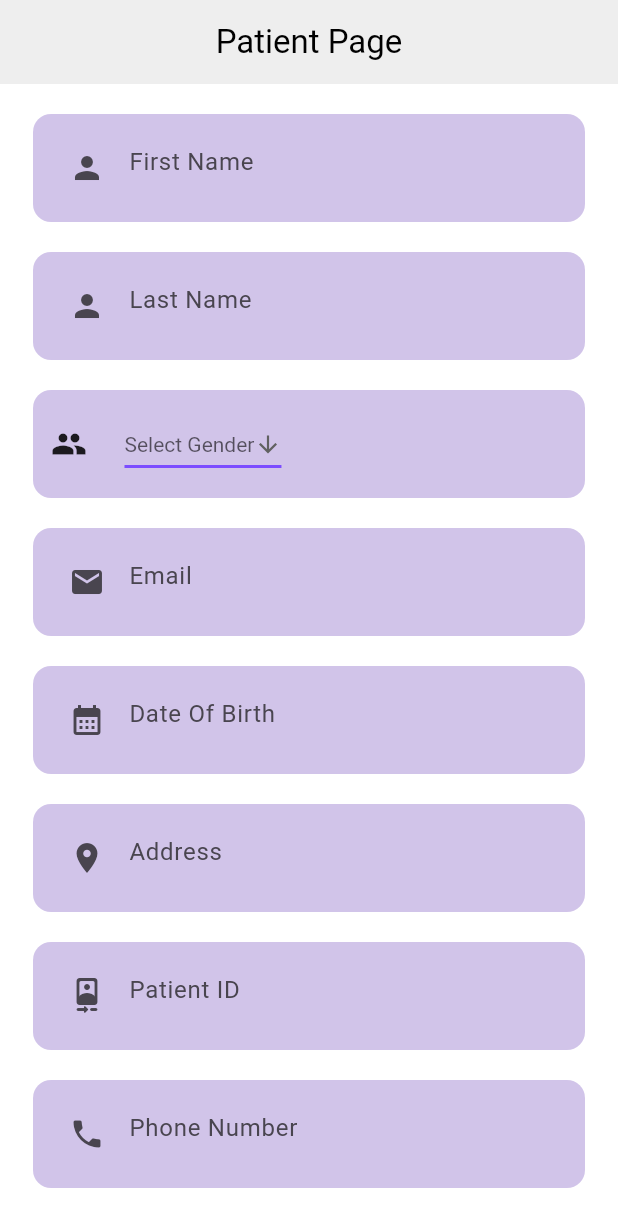
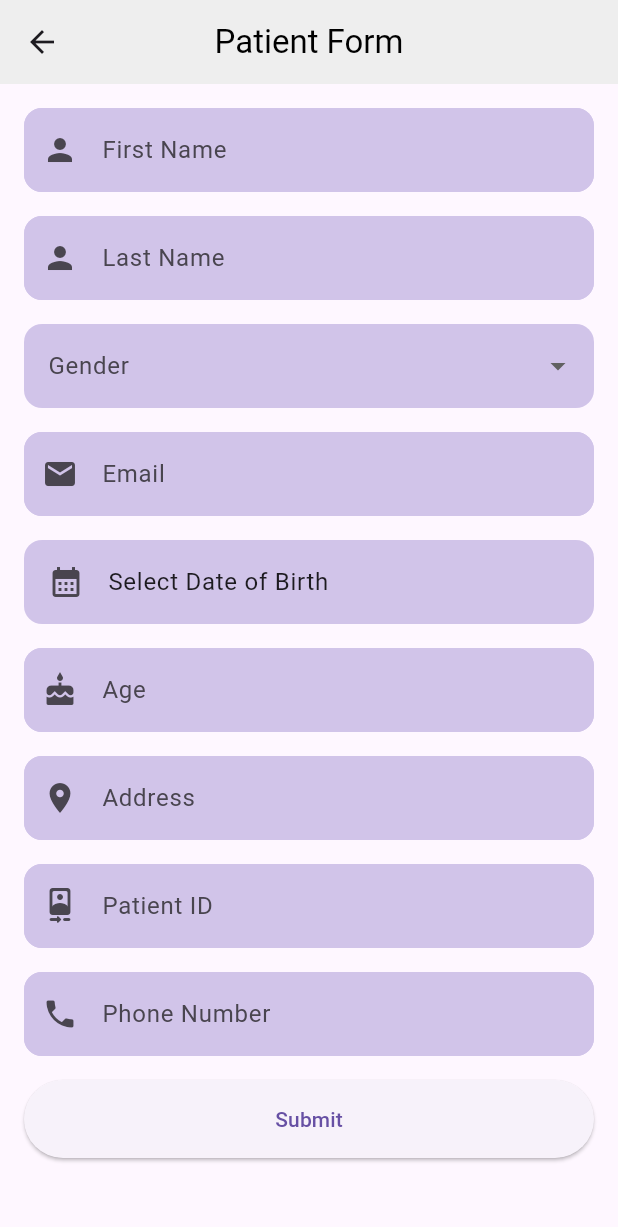
Before and after one commit to Wozniak19/metal_health, a Flutter app: the Dash screen opened directly, after a tap on "Add Patients", on a phone screen of 412 x 824 dp. Shown: the top 1227 px of the screen. Run offline on Flutter 3.47's test engine with Material 3 defaults, Android fonts, the phone set to English and light mode, and no system bars; our stand-ins replace carousel_slider, cloud_firestore, firebase_auth, firebase_core, fl_chart, lottie; accounts and stored records are empty; network calls fail.

Commit message:
User form and database link established

```diff
--- a/lib/main.dart
+++ b/lib/main.dart
@@ -22,7 +22,6 @@ class MentalHealth extends StatefulWidget {
 }
 
 class _MentalHealthState extends State<MentalHealth> {
-
   @override
   Widget build(BuildContext context) {
     return MaterialApp(
@@ -46,7 +45,7 @@ class _MentalHealthState extends State<MentalHealth> {
         '/questionnairepage': (context) => Questionnaire(),
         '/patientpage': (context) => Patient(),
         '/analysispage': (context) => Analysis(),
-        '/settingspage': (context) => Settings(),
+        '/settingspage': (context) => AppSettings(),
         '/depressionpage': (context) => Depression(),
       },
       theme: ThemeData(primarySwatch: Colors.deepPurple),
--- a/lib/pages/allpages.dart
+++ b/lib/pages/allpages.dart
@@ -5,7 +5,7 @@ export 'login.dart';
 export 'questionnaire.dart';
 export 'home_page.dart';
 export 'patient_form.dart';
-export 'settings.dart';
+export 'app_settings.dart.dart';
 export 'dashboard.dart';
 export 'signup.dart';
 export 'acute_and_transient.dart';
@@ -21,3 +21,4 @@ export 'treatment.dart';
 export 'auth.dart';
 export 'splash.dart';
 export 'home.dart';
+export 'formpage.dart';
--- a/lib/pages/anxiety.dart
+++ b/lib/pages/anxiety.dart
@@ -5,7 +5,6 @@ import 'package:flutter/material.dart';
 import 'package:metal_health/utils/question_brain.dart';
 import 'package:metal_health/utils/radio_button.dart';
 import 'package:metal_health/question.dart';
-
 
 class Anxiety extends StatefulWidget {
   const Anxiety({super.key});
@@ -53,7 +52,7 @@ class _AnxietyState extends State<Anxiety> {
       Question(
           title: "Distractibility",
           question:
-              "Have you found it difficult to concentrate or been easily distractible?"),
+              "Have you found it difficult to concentrate or been easily distracted?"),
       Question(
           title: "Not due to substance use",
           question: "Have these symptoms occurred without being "
--- a/lib/pages/settings.dart
+++ b/lib/pages/app_settings.dart.dart
@@ -2,8 +2,8 @@
 
 import 'package:flutter/material.dart';
 
-class Settings extends StatelessWidget {
-  const Settings({super.key});
+class AppSettings extends StatelessWidget {
+  const AppSettings({super.key});
 
   @override
   Widget build(BuildContext context) {
--- a/lib/pages/auth.dart
+++ b/lib/pages/auth.dart
@@ -47,7 +47,7 @@ class _AuthScreenState extends State<AuthScreen> {
   @override
   Widget build(BuildContext context) {
     return Scaffold(
-      backgroundColor: const Color(0x000f1d1b),
+      backgroundColor: const Color(0x00fff3e0),
       body: Center(
         child: SingleChildScrollView(
           child: Column(
--- a/lib/pages/bipolar_disorder.dart
+++ b/lib/pages/bipolar_disorder.dart
@@ -49,7 +49,7 @@ class _BipolarState extends State<Bipolar> {
       Question(
           title: "Distractibility",
           question:
-              "Have you found it difficult to concentrate or been easily distractible?"),
+              "Have you found it difficult to concentrate or been easily distracted?"),
       Question(
           title: "Not due to substance use",
           question: "Have these symptoms occurred without being "
--- a/lib/pages/dashboard.dart
+++ b/lib/pages/dashboard.dart
@@ -170,7 +170,7 @@ class _DashState extends State<Dash> {
                           Navigator.push(
                               context,
                               MaterialPageRoute(
-                                  builder: (context) => const Patient()));
+                                  builder: (context) => MyFormPage()));
                         });
                       },
                       child: ReUsableCard(
--- /dev/null
+++ b/lib/pages/formpage.dart
@@ -0,0 +1,294 @@
+import 'package:flutter/material.dart';
+import 'package:flutter/services.dart'; // For TextInputFormatter
+import 'package:intl/intl.dart'; // For date formatting
+import 'package:cloud_firestore/cloud_firestore.dart'; // For Firebase Firestore
+
+class MyFormPage extends StatefulWidget {
+  @override
+  _MyFormPageState createState() => _MyFormPageState();
+}
+
+class _MyFormPageState extends State<MyFormPage> {
+  final _formKey = GlobalKey<FormState>();
+  final _firstNameController = TextEditingController();
+  final _lastNameController = TextEditingController();
+  final _emailController = TextEditingController();
+  final _addressController = TextEditingController();
+  final _patientIdController = TextEditingController();
+  final _phoneNumberController = TextEditingController();
+  DateTime? _selectedDate;
+  String? _selectedGender;
+  int? _age;
+
+  @override
+  Widget build(BuildContext context) {
+    return Scaffold(
+      appBar: AppBar(
+        centerTitle: true,
+        backgroundColor: Colors.grey.shade200,
+        title: Text(
+          'Patient Form',
+          style: TextStyle(
+            color: Colors.black,
+          ),
+        ),
+      ),
+      body: Padding(
+        padding: const EdgeInsets.all(16.0),
+        child: Form(
+          key: _formKey,
+          child: ListView(
+            children: [
+              _buildTextField(
+                controller: _firstNameController,
+                labelText: 'First Name',
+                icon: Icons.person,
+              ),
+              SizedBox(height: 16),
+              _buildTextField(
+                controller: _lastNameController,
+                labelText: 'Last Name',
+                icon: Icons.person,
+              ),
+              SizedBox(height: 16),
+              DropdownButtonFormField<String>(
+                value: _selectedGender,
+                decoration: InputDecoration(
+                  labelText: 'Gender',
+                  filled: true,
+                  fillColor: Colors.deepPurple[100],
+                  border: OutlineInputBorder(
+                    borderRadius: BorderRadius.circular(12),
+                    borderSide: BorderSide.none,
+                  ),
+                ),
+                items: ['Male', 'Female']
+                    .map((gender) => DropdownMenuItem(
+                          value: gender,
+                          child: Text(gender),
+                        ))
+                    .toList(),
+                onChanged: (value) {
+                  setState(() {
+                    _selectedGender = value;
+                  });
+                },
+                validator: (value) {
+                  if (value == null) {
+                    return 'Please select your gender';
+                  }
+                  return null;
+                },
+              ),
+              SizedBox(height: 16),
+              _buildTextField(
+                controller: _emailController,
+                labelText: 'Email',
+                icon: Icons.email,
+                validator: (value) {
+                  if (value == null || value.isEmpty) {
+                    return 'Please enter your email';
+                  } else if (!RegExp(r'^[^@]+@[^@]+\.[^@]+').hasMatch(value)) {
+                    return 'Please enter a valid email address';
+                  }
+                  return null;
+                },
+              ),
+              SizedBox(height: 16),
+              ListTile(
+                tileColor: Colors.deepPurple[100],
+                shape: RoundedRectangleBorder(
+                  borderRadius: BorderRadius.circular(12),
+                ),
+                title: Text(
+                  _selectedDate == null
+                      ? 'Select Date of Birth'
+                      : 'Date of Birth: ${DateFormat.yMd().format(_selectedDate!)}',
+                ),
+                leading: Icon(Icons.calendar_month),
+                onTap: _pickDate,
+              ),
+              SizedBox(height: 16),
+              _buildReadOnlyField(
+                labelText: 'Age',
+                icon: Icons.cake,
+                value: _age?.toString() ?? '',
+              ),
+              SizedBox(height: 16),
+              _buildTextField(
+                controller: _addressController,
+                labelText: 'Address',
+                icon: Icons.location_on,
+              ),
+              SizedBox(height: 16),
+              _buildTextField(
+                controller: _patientIdController,
+                labelText: 'Patient ID',
+                icon: Icons.camera_front_rounded,
+              ),
+              SizedBox(height: 16),
+              _buildTextField(
+                controller: _phoneNumberController,
+                labelText: 'Phone Number',
+                icon: Icons.phone,
+                validator: (value) {
+                  if (value == null || value.isEmpty) {
+                    return 'Please enter your phone number';
+                  } else if (!RegExp(r'^\+?[0-9]{10,15}$').hasMatch(value)) {
+                    return 'Please enter a valid phone number';
+                  }
+                  return null;
+                },
+                inputFormatters: [
+                  LengthLimitingTextInputFormatter(10),
+                ],
+              ),
+              SizedBox(height: 16),
+              ElevatedButton(
+                onPressed: _submitForm,
+                child: Text('Submit'),
+                style: ElevatedButton.styleFrom(
+                  shape: RoundedRectangleBorder(
+                    borderRadius: BorderRadius.circular(30.0),
+                  ),
+                  padding: EdgeInsets.symmetric(vertical: 16.0),
+                ),
+              ),
+            ],
+          ),
+        ),
+      ),
+    );
+  }
+
+  Widget _buildTextField({
+    required TextEditingController controller,
+    required String labelText,
+    required IconData icon,
+    String? Function(String?)? validator,
+    List<TextInputFormatter>? inputFormatters,
+  }) {
+    return Container(
+      decoration: BoxDecoration(
+        color: Colors.deepPurple[100],
+        borderRadius: BorderRadius.circular(12),
+      ),
+      child: TextFormField(
+        controller: controller,
+        decoration: InputDecoration(
+          labelText: labelText,
+          border: OutlineInputBorder(
+            borderRadius: BorderRadius.circular(12),
+            borderSide: BorderSide.none,
+          ),
+          prefixIcon: Icon(icon),
+          filled: true,
+          fillColor: Colors.deepPurple[100],
+        ),
+        validator: validator,
+        inputFormatters: inputFormatters,
+      ),
+    );
+  }
+
+  Widget _buildReadOnlyField({
+    required String labelText,
+    required IconData icon,
+    required String value,
+  }) {
+    return Container(
+      decoration: BoxDecoration(
+        color: Colors.deepPurple[100],
+        borderRadius: BorderRadius.circular(12),
+      ),
+      child: TextFormField(
+        readOnly: true,
+        decoration: InputDecoration(
+          labelText: labelText,
+          border: OutlineInputBorder(
+            borderRadius: BorderRadius.circular(12),
+            borderSide: BorderSide.none,
+          ),
+          prefixIcon: Icon(icon),
+          filled: true,
+          fillColor: Colors.deepPurple[100],
+        ),
+        controller: TextEditingController(text: value),
+      ),
+    );
+  }
+
+  void _pickDate() async {
+    DateTime? pickedDate = await showDatePicker(
+      context: context,
+      initialDate: DateTime.now(),
+      firstDate: DateTime(1900),
+      lastDate: DateTime.now(),
+    );
+    if (pickedDate != null) {
+      setState(() {
+        _selectedDate = pickedDate;
+        _age = DateTime.now().year - pickedDate.year;
+        if (DateTime.now().month < pickedDate.month ||
+            (DateTime.now().month == pickedDate.month &&
+                DateTime.now().day < pickedDate.day)) {
+          _age = _age! - 1;
+        }
+      });
+    }
+  }
+
+  void _submitForm() {
+    if (_formKey.currentState!.validate()) {
+      // Form is valid, process the data
+      String firstName = _firstNameController.text;
+      String lastName = _lastNameController.text;
+      String email = _emailController.text;
+      String address = _addressController.text;
+      String patientId = _patientIdController.text;
+      String phoneNumber = _phoneNumberController.text;
+      String dob = DateFormat.yMd().format(_selectedDate!);
+      String gender = _selectedGender!;
+      int age = _age!;
+
+      // Submit data to Firebase Firestore
+      CollectionReference collRef =
+          FirebaseFirestore.instance.collection('client');
+      collRef.add({
+        'first name': firstName,
+        'last name': lastName,
+        'email': email,
+        'address': address,
+        'patientID': patientId,
+        'phone number': phoneNumber,
+        'dob': dob,
+        'gender': gender,
+        'age': age,
+      }).then((_) {
+        // Clear the form
+        _formKey.currentState!.reset();
+        _firstNameController.clear();
+        _lastNameController.clear();
+        _emailController.clear();
+        _addressController.clear();
+        _patientIdController.clear();
+        _phoneNumberController.clear();
+        setState(() {
+          _selectedDate = null;
+          _selectedGender = null;
+          _age = null;
+        });
+
+// Show a success message
+        ScaffoldMessenger.of(context).showSnackBar(
+          SnackBar(content: Text('Form submitted successfully!')),
+        );
+      }).catchError((error) {
+        // Show an error message
+        ScaffoldMessenger.of(context).showSnackBar(
+          SnackBar(content: Text('Failed to submit form: $error')),
+        );
+      });
+    }
+  }
+}
--- a/lib/pages/home.dart
+++ b/lib/pages/home.dart
@@ -14,7 +14,7 @@ List<Widget> pages = [
   Questionnaire(),
   Patient(),
   Analysis(),
-  Settings(),
+  AppSettings(),
 ];
 
 class _HomeState extends State<Home> {
--- a/pubspec.yaml
+++ b/pubspec.yaml
@@ -39,7 +39,9 @@ dependencies:
   carousel_slider: ^4.2.1
   fl_chart: ^0.60.0
   firebase_core: ^2.24.2
+  cloud_firestore: ^4.3.2
   firebase_auth: ^4.16.0
+  intl: ^0.19.0
 
 
 dev_dependencies:
```
Also changed, not shown: pubspec.lock, 4 other files.
